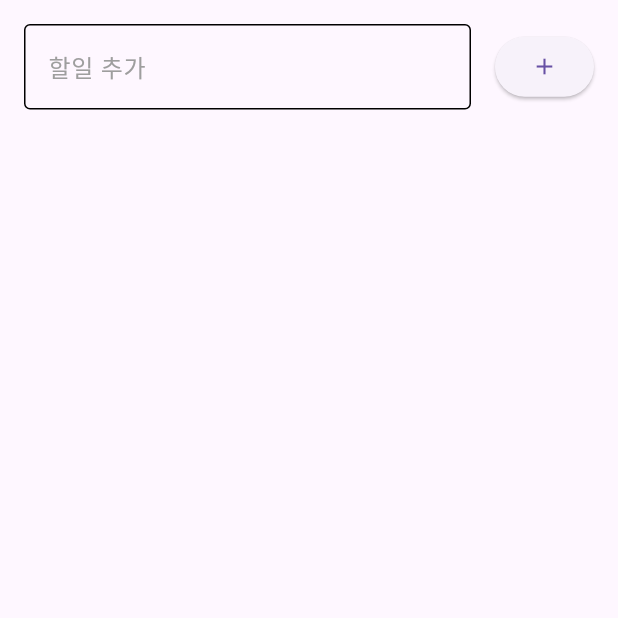
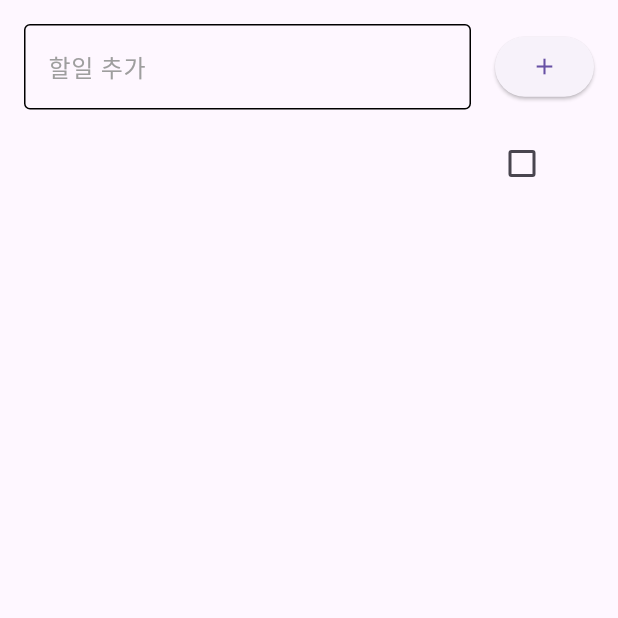
Before and after one commit to chepchep2/prac_01, a Flutter app: the screen it shows after launch, after a tap on the "add" icon, on a phone screen of 412 x 824 dp, the top half of it. Run offline on Flutter 3.47's test engine with Material 3 defaults, Android fonts, the phone set to English and light mode, and no system bars.

Commit message:
Todo 추가, 체크박스 기능 구현

```diff
--- a/lib/views/todo_list.dart
+++ b/lib/views/todo_list.dart
@@ -1,7 +1,17 @@
 import 'package:flutter/material.dart';
+import 'package:todo_prac01/viewmodels/todo_viewmodel.dart';
 
-class TodoList extends StatelessWidget {
+class TodoList extends StatefulWidget {
   const TodoList({super.key});
+
+  @override
+  State<TodoList> createState() => _TodoListState();
+}
+
+class _TodoListState extends State<TodoList> {
+  final TextEditingController _titleController = TextEditingController();
+
+  final TodoViewmodel _viewModel = TodoViewmodel();
 
   @override
   Widget build(BuildContext context) {
@@ -15,6 +25,7 @@ class TodoList extends StatelessWidget {
                 children: [
                   Expanded(
                     child: TextField(
+                      controller: _titleController,
                       decoration: InputDecoration(
                         hintText: "할일 추가",
                         hintStyle: TextStyle(color: Colors.grey),
@@ -24,8 +35,36 @@ class TodoList extends StatelessWidget {
                     ),
                   ),
                   SizedBox(width: 16),
-                  ElevatedButton(onPressed: () {}, child: Icon(Icons.add)),
+                  ElevatedButton(
+                    onPressed: () {
+                      debugPrint(_titleController.text);
+                      _viewModel.addTodo(_titleController.text, null);
+                      setState(() {
+                        _titleController.clear();
+                      });
+                    },
+                    child: Icon(Icons.add),
+                  ),
                 ],
+              ),
+              Expanded(
+                child: ListView.builder(
+                  itemCount: _viewModel.todos.length,
+                  itemBuilder: (context, index) {
+                    final todo = _viewModel.todos[index];
+                    return ListTile(
+                      title: Text(todo.title),
+                      subtitle: Text(todo.description),
+                      trailing: Checkbox(
+                        value: todo.isCompleted,
+                        onChanged: (value) {
+                          _viewModel.toggleTodo(todo.id);
+                          setState(() {});
+                        },
+                      ),
+                    );
+                  },
+                ),
               ),
             ],
           ),
```
